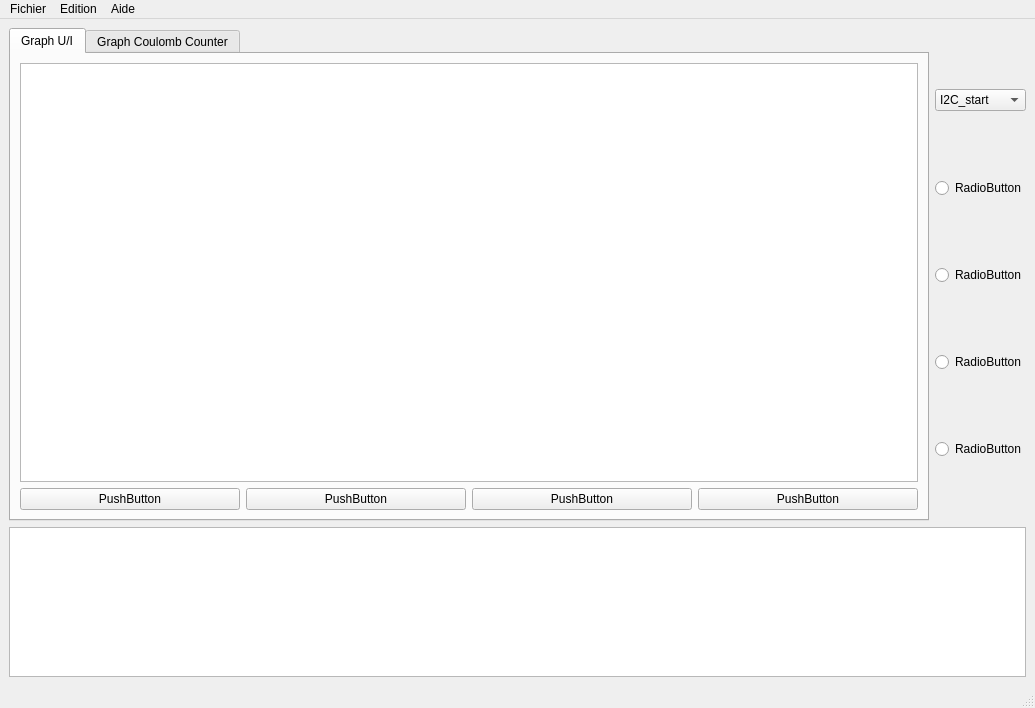
Qt form Qt/gui_graph_dyn/gui_graph_dyn/lib_sam/gui/PrincipalWindow.ui (draco-sam/WPT_drone) before a commit.
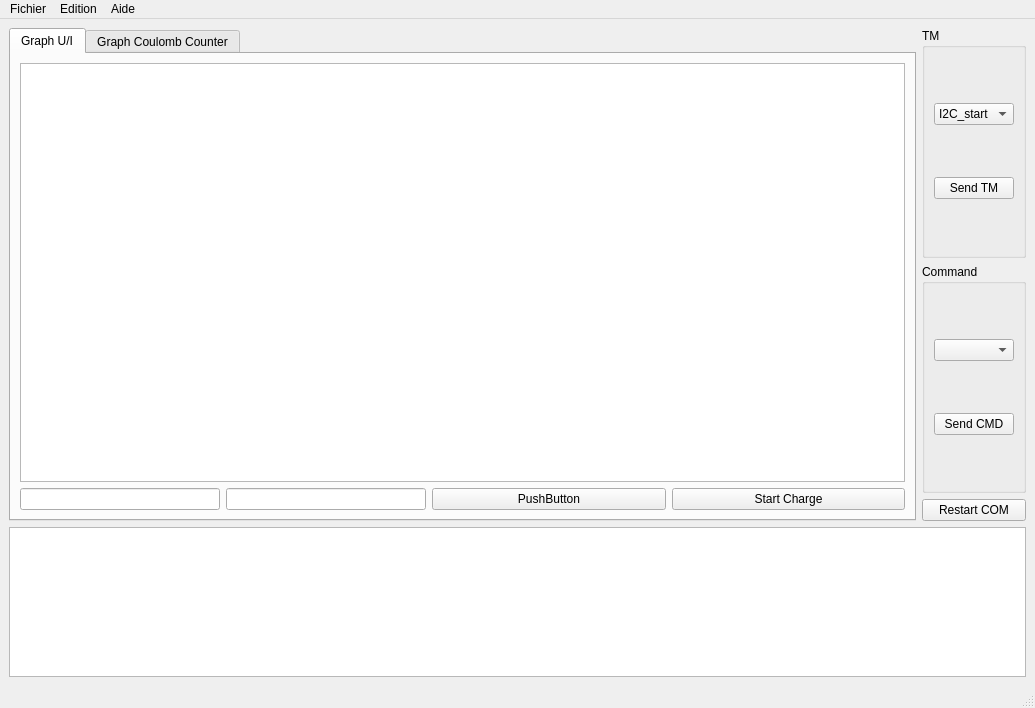
The same form after that commit. Custom widgets are drawn as their Qt base class.

Commit message:
GUI dynémique :  Réorganisation de la fenêtre en cours...
Dans "UsbVirtualCom", variable "m_com_name" pour configurer le nom du port com en début de code (à coder encore !!!).

Changement du GUI pour groupe TM,CMD. Champ Vbat Ibat...

Console qui scroll automatiquement vers le bas.

A faire : 	- Arreter le scoll si on clique dans la console
	-  Redémarrer le scrolll auto si on clique en dehors...

What changed in the file:
```diff
--- a/Qt/gui_graph_dyn/gui_graph_dyn/lib_sam/gui/PrincipalWindow.ui
+++ b/Qt/gui_graph_dyn/gui_graph_dyn/lib_sam/gui/PrincipalWindow.ui
@@ -15,6 +15,77 @@
   </property>
   <widget class="QWidget" name="centralwidget">
    <layout class="QGridLayout" name="gridLayout_2">
+    <item row="0" column="1">
+     <layout class="QVBoxLayout" name="verticalLayout">
+      <item>
+       <widget class="QGroupBox" name="groupBox">
+        <property name="title">
+         <string>TM</string>
+        </property>
+        <property name="flat">
+         <bool>false</bool>
+        </property>
+        <property name="checkable">
+         <bool>false</bool>
+        </property>
+        <layout class="QGridLayout" name="gridLayout_5">
+         <item row="0" column="0">
+          <widget class="QComboBox" name="comboBox">
+           <item>
+            <property name="text">
+             <string>I2C_start</string>
+            </property>
+           </item>
+           <item>
+            <property name="text">
+             <string>TM_vbat</string>
+            </property>
+           </item>
+           <item>
+            <property name="text">
+             <string>TM_ibat</string>
+            </property>
+           </item>
+          </widget>
+         </item>
+         <item row="1" column="0">
+          <widget class="QPushButton" name="pushButton_9">
+           <property name="text">
+            <string>Send TM</string>
+           </property>
+          </widget>
+         </item>
+        </layout>
+       </widget>
+      </item>
+      <item>
+       <widget class="QGroupBox" name="groupBox_2">
+        <property name="title">
+         <string>Command</string>
+        </property>
+        <layout class="QGridLayout" name="gridLayout_4">
+         <item row="0" column="0">
+          <widget class="QComboBox" name="comboBox_2"/>
+         </item>
+         <item row="1" column="0">
+          <widget class="QPushButton" name="pushButton_8">
+           <property name="text">
+            <string>Send CMD</string>
+           </property>
+          </widget>
+         </item>
+        </layout>
+       </widget>
+      </item>
+      <item>
+       <widget class="QPushButton" name="pushButton_10">
+        <property name="text">
+         <string>Restart COM</string>
+        </property>
+       </widget>
+      </item>
+     </layout>
+    </item>
     <item row="1" column="0" colspan="2">
      <widget class="QTextEdit" name="textEdit">
       <property name="maximumSize">
@@ -32,57 +103,6 @@
       </property>
      </widget>
     </item>
-    <item row="0" column="1">
-     <layout class="QVBoxLayout" name="verticalLayout">
-      <item>
-       <widget class="QComboBox" name="comboBox">
-        <item>
-         <property name="text">
-          <string>I2C_start</string>
-         </property>
-        </item>
-        <item>
-         <property name="text">
-          <string>TM_vbat</string>
-         </property>
-        </item>
-        <item>
-         <property name="text">
-          <string>TM_ibat</string>
-         </property>
-        </item>
-       </widget>
-      </item>
-      <item>
-       <widget class="QRadioButton" name="radioButton">
-        <property name="text">
-         <string>RadioButton</string>
-        </property>
-       </widget>
-      </item>
-      <item>
-       <widget class="QRadioButton" name="radioButton_2">
-        <property name="text">
-         <string>RadioButton</string>
-        </property>
-       </widget>
-      </item>
-      <item>
-       <widget class="QRadioButton" name="radioButton_3">
-        <property name="text">
-         <string>RadioButton</string>
-        </property>
-       </widget>
-      </item>
-      <item>
-       <widget class="QRadioButton" name="radioButton_4">
-        <property name="text">
-         <string>RadioButton</string>
-        </property>
-       </widget>
-      </item>
-     </layout>
-    </item>
     <item row="0" column="0">
      <widget class="QTabWidget" name="tabWidget">
       <property name="currentIndex">
@@ -99,16 +119,22 @@
         <item row="1" column="0">
          <layout class="QHBoxLayout" name="horizontalLayout">
           <item>
-           <widget class="QPushButton" name="pushButton">
-            <property name="text">
-             <string>PushButton</string>
+           <widget class="QLineEdit" name="lineEdit">
+            <property name="maximumSize">
+             <size>
+              <width>200</width>
+              <height>16777215</height>
+             </size>
             </property>
            </widget>
           </item>
           <item>
-           <widget class="QPushButton" name="pushButton_2">
-            <property name="text">
-             <string>PushButton</string>
+           <widget class="QLineEdit" name="lineEdit_2">
+            <property name="maximumSize">
+             <size>
+              <width>200</width>
+              <height>16777215</height>
+             </size>
             </property>
            </widget>
           </item>
@@ -122,7 +148,7 @@
           <item>
            <widget class="QPushButton" name="pushButton_4">
             <property name="text">
-             <string>PushButton</string>
+             <string>Start Charge</string>
             </property>
            </widget>
           </item>
```
Left out of the diff: 6 changed lines with no effect on the pictures. The commit also changes 5 other files.
